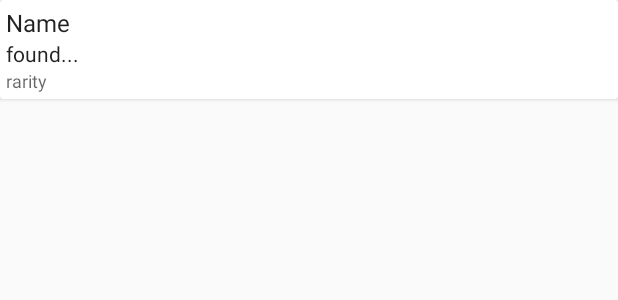
After one commit to IdleLands/AndroidFE, an Android app: the layout collectible.xml on its own in the app's theme, with its tools: preview values and no code run, on a phone screen of 412 x 824 dp. The commit adds this screen. Shown: the top 300 px of the screen. Run offline under Robolectric (Android 15) with nearby library versions, the phone set to English and light mode, and no system bars.

Commit message:
collectibles

```diff
--- a/app/src/main/java/idle/land/app/logic/Model/Player.java
+++ b/app/src/main/java/idle/land/app/logic/Model/Player.java
@@ -29,8 +29,10 @@ public class Player {
     String partyName;
 
     List<Event> recentEvents;
+
     List<Archievment> achievements;
     HashMap<String, Double> _baseStats;
+    List<Collectible> collectibles;
 
     public HashMap<String, Double> getBaseStats() {
         return _baseStats;
@@ -104,4 +106,8 @@ public class Player {
     public String getPartyName() {
         return partyName;
     }
+
+    public List<Collectible> getCollectibles() {
+        return collectibles;
+    }
 }
--- a/app/src/main/java/idle/land/app/ui/AdventureLogFragment.java
+++ b/app/src/main/java/idle/land/app/ui/AdventureLogFragment.java
@@ -153,6 +153,10 @@ public class AdventureLogFragment extends ListFragment {
             holder.ivIcon.setImageDrawable(getResources().getDrawable(event.getType().getIconResId()));
             return convertView;
         }
+
+
     }
 
+
+
 }
--- a/app/src/main/java/idle/land/app/ui/MainViewPagerAdapter.java
+++ b/app/src/main/java/idle/land/app/ui/MainViewPagerAdapter.java
@@ -24,6 +24,7 @@ public class MainViewPagerAdapter extends FragmentPagerAdapter {
         {
             case 0: return mContext.getString(R.string.main_activity_tab_overview);
             case 1: return mContext.getString(R.string.main_activity_tab_adventure_log);
+            case 2: return mContext.getString(R.string.main_activity_tab_collectibles);
             default: return mContext.getString(R.string.main_activity_tab_archievments);
         }
 
@@ -37,6 +38,8 @@ public class MainViewPagerAdapter extends FragmentPagerAdapter {
                 return OverviewFragment.newInstance();
             case 1:
                 return AdventureLogFragment.newInstance();
+            case 2:
+                return CollectibleFragment.newInstance();
             default:
                 return ArchievmentFragment.newInstance();
         }
@@ -44,6 +47,6 @@ public class MainViewPagerAdapter extends FragmentPagerAdapter {
 
     @Override
     public int getCount() {
-        return 3;
+        return 4;
     }
 }
--- /dev/null
+++ b/app/src/main/res/layout/collectible.xml
@@ -0,0 +1,44 @@
+<?xml version="1.0" encoding="utf-8"?>
+<android.support.v7.widget.CardView xmlns:android="http://schemas.android.com/apk/res/android"
+                                    xmlns:app="http://schemas.android.com/apk/res-auto"
+                                    android:layout_width="match_parent"
+                                    android:layout_height="wrap_content"
+                                    app:contentPadding="4dp">
+    <LinearLayout
+            android:orientation="vertical"
+            android:layout_width="match_parent"
+            android:layout_height="wrap_content">
+
+        <TextView
+                android:layout_width="wrap_content"
+                android:layout_height="wrap_content"
+                android:textAppearance="@style/TextAppearance.AppCompat.Subhead"
+                android:text="Name"
+                android:id="@+id/tvCollectibleName"
+                android:layout_alignParentTop="true"
+                android:layout_toRightOf="@+id/frameLayout"
+                android:layout_toEndOf="@+id/frameLayout"/>
+
+        <TextView
+                android:layout_width="wrap_content"
+                android:layout_height="wrap_content"
+                android:textAppearance="@style/TextAppearance.AppCompat.Body1"
+                android:text="found..."
+                android:id="@+id/tvCollectibleDescription"
+                android:layout_below="@+id/tvAdventureDate"
+                android:layout_toRightOf="@+id/frameLayout"
+                android:layout_toEndOf="@+id/frameLayout"/>
+
+        <TextView
+                android:layout_width="wrap_content"
+                android:layout_height="wrap_content"
+                android:textAppearance="@style/TextAppearance.AppCompat.Caption"
+                android:text="rarity"
+                android:id="@+id/tvCollectibleRarity"
+                android:layout_below="@+id/tvAdventureDate"
+                android:layout_toRightOf="@+id/frameLayout"
+                android:layout_toEndOf="@+id/frameLayout"/>
+
+    </LinearLayout>
+
+</android.support.v7.widget.CardView>
--- a/app/src/main/res/values/strings.xml
+++ b/app/src/main/res/values/strings.xml
@@ -38,4 +38,5 @@
     <string name="register_dialog_positive_button">Register</string>
     <string name="register_dialog_negative_button">Abort</string>
     <string name="register_dialog_error_passwords_dont_match">Passwords don\'t match!</string>
+    <string name="main_activity_tab_collectibles">Collectibles</string>
 </resources>
```
Also changed, not shown: app/src/main/java/idle/land/app/logic/Model/Collectible.java (added, +30 -0 lines), app/src/main/java/idle/land/app/ui/CollectibleFragment.java (added, +132 -0 lines).
